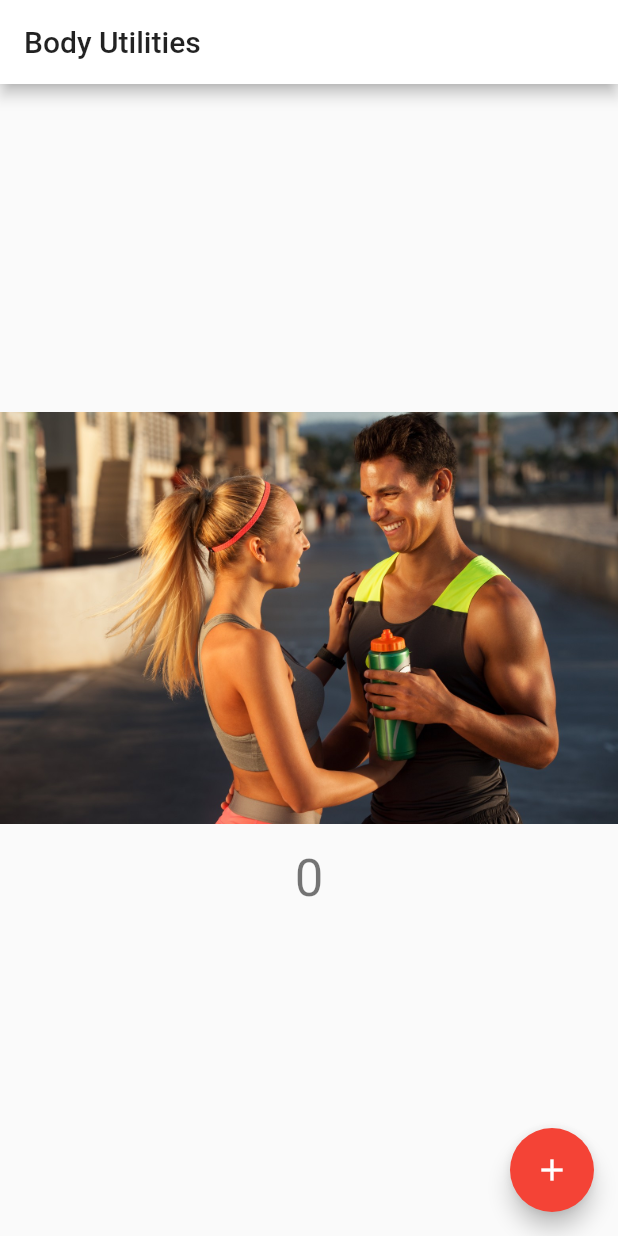
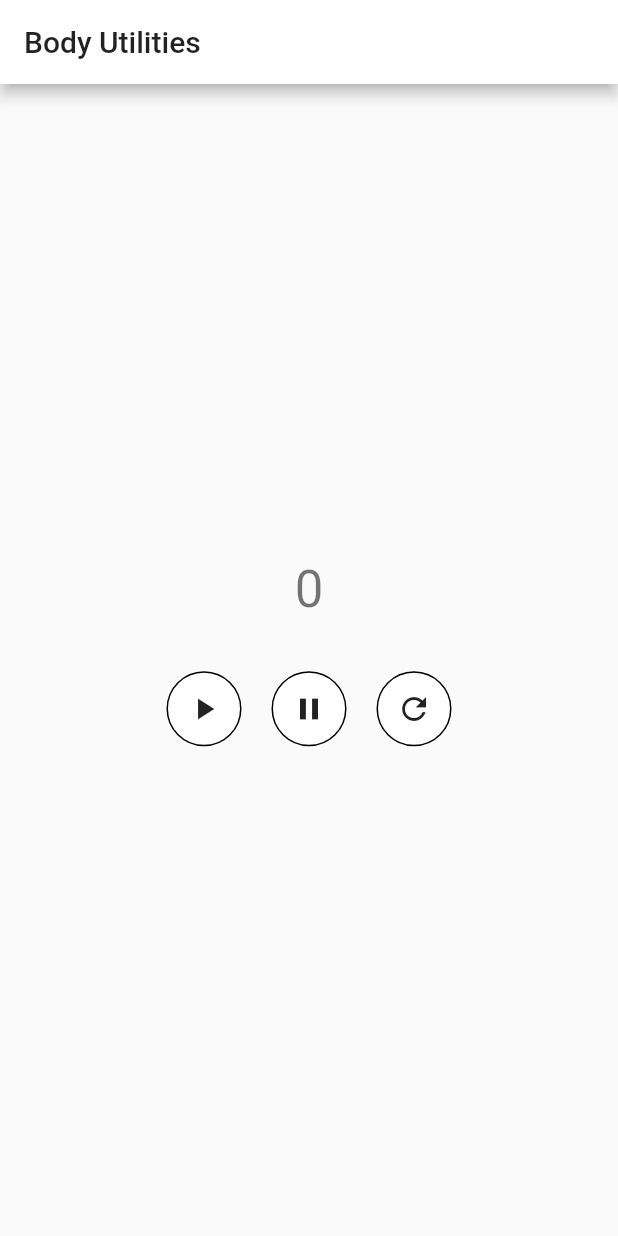
Before and after one commit to LIA-software/body_utilities, a Flutter app: the screen it shows after launch, on a phone screen of 412 x 824 dp. Run offline on Flutter 3.47's test engine with Material 2 defaults, Android fonts, the phone set to English and light mode, and no system bars.

Commit message:
Première version chronomètre

```diff
--- a/lib/main.dart
+++ b/lib/main.dart
@@ -1,11 +1,11 @@
 import 'package:flutter/material.dart';
-
+import 'dart:async';
 void main() {
   runApp(MyApp());
 }
 
 class MyApp extends StatelessWidget {
-  // This widget is the root of your application.
+
   @override
   Widget build(BuildContext context) {
     return MaterialApp(
@@ -30,66 +30,98 @@ class MyHomePage extends StatefulWidget {
 }
 
 class _MyHomePageState extends State<MyHomePage> {
-  int _counter = 0;
 
-  void _incrementCounter() {
+  int time = 0;
+  Timer _timer;
+
+  void _startTimer() {
+    if(_timer == null || !_timer.isActive) {
+      _timer = Timer.periodic(Duration(seconds: 1), (timer) {
+        setState(() {
+          time += 1;
+        });
+      });
+    }
+  }
+
+  void _stopTimer() {
+    if(_timer != null) {
+      _timer.cancel();
+    }
+  }
+
+  void _refreshTimer() {
+    _stopTimer();
     setState(() {
-      _counter++;
+      time = 0;
     });
   }
 
   @override
   Widget build(BuildContext context) {
-    // This method is rerun every time setState is called, for instance as done
-    // by the _incrementCounter method above.
-    //
-    // The Flutter framework has been optimized to make rerunning build methods
-    // fast, so that you can just rebuild anything that needs updating rather
-    // than having to individually change instances of widgets.
+
     return Scaffold(
       appBar: AppBar(
-        // Here we take the value from the MyHomePage object that was created by
-        // the App.build method, and use it to set our appbar title.
         title: Text(widget.title),
       ),
       body: Center(
-        // Center is a layout widget. It takes a single child and positions it
-        // in the middle of the parent.
         child: Column(
-          // Column is also a layout widget. It takes a list of children and
-          // arranges them vertically. By default, it sizes itself to fit its
-          // children horizontally, and tries to be as tall as its parent.
-          //
-          // Invoke "debug painting" (press "p" in the console, choose the
-          // "Toggle Debug Paint" action from the Flutter Inspector in Android
-          // Studio, or the "Toggle Debug Paint" command in Visual Studio Code)
-          // to see the wireframe for each widget.
-          //
-          // Column has various properties to control how it sizes itself and
-          // how it positions its children. Here we use mainAxisAlignment to
-          // center the children vertically; the main axis here is the vertical
-          // axis because Columns are vertical (the cross axis would be
-          // horizontal).
           mainAxisAlignment: MainAxisAlignment.center,
           children: <Widget>[
-            Image.asset(
-                'images/image-accueil.jpg'
+            Container(
+              margin: EdgeInsets.only(bottom: 25.0),
+              child: Text(
+                '$time',
+                style: Theme.of(context).textTheme.headline4,
+              ),
             ),
-            Text(
-              '',
-            ),
-            Text(
-              '$_counter',
-              style: Theme.of(context).textTheme.headline4,
-            ),
+            Row(
+              mainAxisAlignment: MainAxisAlignment.center,
+              children: <Widget>[
+                Container(
+                  margin: EdgeInsets.all(10.0),
+                  child: Ink(
+                    decoration: const ShapeDecoration(
+                      shape: CircleBorder(side: BorderSide(color: Colors.black)),
+                      color: Colors.white
+                    ),
+                    child: IconButton(
+                      icon: Icon(Icons.play_arrow),
+                      onPressed: _startTimer
+                      )
+                  ),
+                ),
+                Container(
+                  margin: EdgeInsets.all(10.0),
+                  child: Ink(
+                    decoration: const ShapeDecoration(
+                      shape: CircleBorder(side: BorderSide(color: Colors.black)),
+                      color: Colors.white
+                    ),
+                    child: IconButton(
+                      icon: Icon(Icons.pause),
+                      onPressed: _stopTimer
+                      ),
+                  ),
+                ),
+                Container(
+                  margin: EdgeInsets.all(10.0),
+                  child: Ink(
+                    decoration: const ShapeDecoration(
+                      shape: CircleBorder(side: BorderSide(color: Colors.black)),
+                      color: Colors.white
+                    ),
+                    child: IconButton(
+                      icon: Icon(Icons.refresh),
+                      onPressed: _refreshTimer
+                      )
+                  ),
+                ),
+              ],
+            )
           ],
         ),
       ),
-      floatingActionButton: FloatingActionButton(
-        onPressed: _incrementCounter,
-        tooltip: 'Increment',
-        child: Icon(Icons.add),
-      ), // This trailing comma makes auto-formatting nicer for build methods.
     );
   }
 }
```
